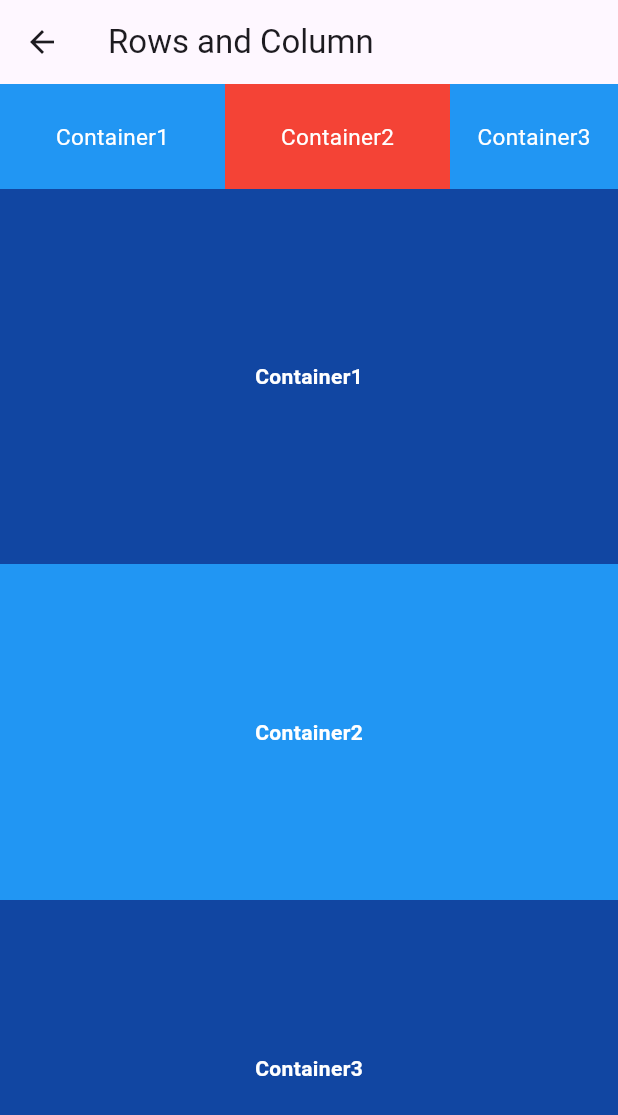
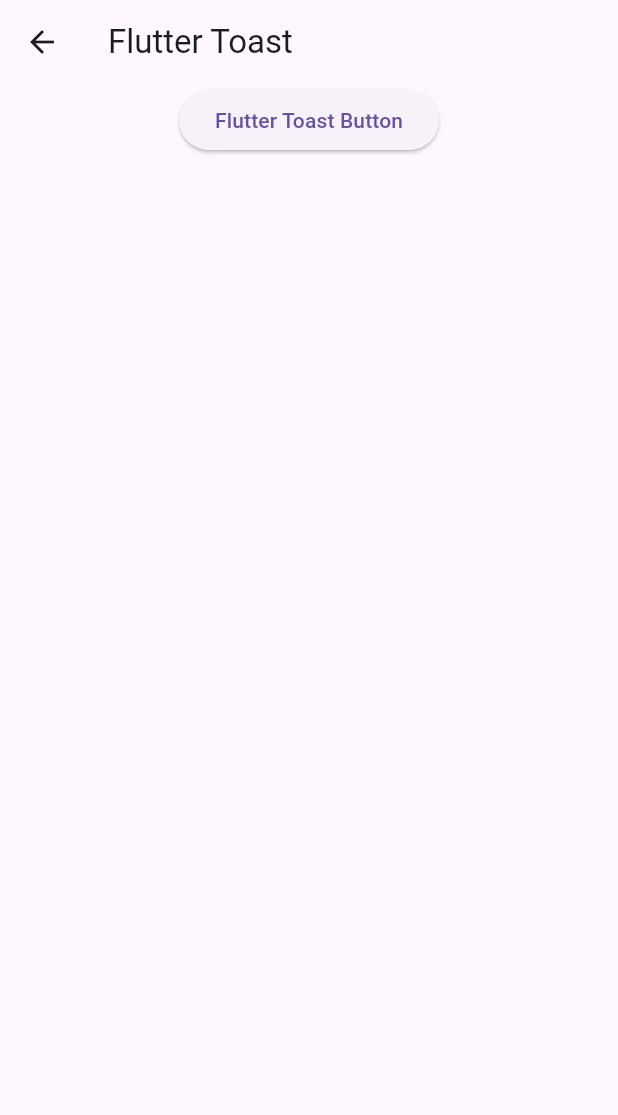
Before and after one commit to Roshan09876/Flutter_Sem5, a Flutter app: the screen it shows after launch, on a phone screen of 412 x 824 dp. Shown: the top 1115 px of the screen. Run offline on Flutter 3.47's test engine with Material 3 defaults, Android fonts, the phone set to English and light mode, and no system bars; our stand-ins replace fluttertoast.

Commit message:
flutter toast

```diff
--- a/lib/app/app.dart
+++ b/lib/app/app.dart
@@ -10,7 +10,7 @@ class App extends StatelessWidget {
     return MaterialApp(
       debugShowCheckedModeBanner: false,
       title: 'Flutter Course',
-      initialRoute: AppRoute.rowscolumnRoute,
+      initialRoute: AppRoute.fluttertasterRoute,
       routes: AppRoute.getApplicationRoute(),
     );
   }
--- a/lib/app/routes/app_route.dart
+++ b/lib/app/routes/app_route.dart
@@ -8,6 +8,7 @@ import 'package:secondapp/view/student_listview.dart';
 import 'package:secondapp/view/image_view.dart';
 import 'package:secondapp/view/output_view.dart';
 import 'package:secondapp/view/random_view.dart';
+import 'package:secondapp/view/tlutter_toaster.dart';
 
 class AppRoute {
   //private Constructor
@@ -23,6 +24,7 @@ class AppRoute {
   static const String displaystudentRoute = '/displaystudentRoute';
   static const String expandedflexibleRoute = '/expandedflexibleRoute';
   static const String rowscolumnRoute = '/rowscolumnRoute';
+  static const String fluttertasterRoute = '/fluttertasterRoute';
 
   static getApplicationRoute() {
     return {
@@ -35,7 +37,8 @@ class AppRoute {
       student_listview: (context) => const Student_ListView(),
       displaystudentRoute: (context) => const DisplayStudents(),
       expandedflexibleRoute: (context) => const ExpanedFlexible(),
-      rowscolumnRoute: (context) => const RowsColumn()
+      rowscolumnRoute: (context) => const RowsColumn(),
+      fluttertasterRoute: (context) => const FlutterToaster(),
     };
   }
 }
--- /dev/null
+++ b/lib/view/tlutter_toaster.dart
@@ -0,0 +1,27 @@
+import 'package:flutter/material.dart';
+import 'package:fluttertoast/fluttertoast.dart';
+
+class FlutterToaster extends StatelessWidget {
+  const FlutterToaster({super.key});
+
+  @override
+  Widget build(BuildContext context) {
+    return Scaffold(
+      appBar: AppBar(title: Text('Flutter Toast')),
+      body: Center(
+        child: Column(children: [
+          ElevatedButton(onPressed: (){
+            Fluttertoast.showToast(msg: 'Clicked',
+            toastLength: Toast.LENGTH_LONG,
+            gravity: ToastGravity.BOTTOM,
+            timeInSecForIosWeb: 1,
+            backgroundColor: Colors.red,
+            textColor: Colors.white,
+            fontSize: 15,
+            );
+          }, child: Text('Flutter Toast Button'))
+        ]),
+      ),
+    );
+  }
+}
--- a/pubspec.yaml
+++ b/pubspec.yaml
@@ -30,11 +30,13 @@ environment:
 dependencies:
   flutter:
     sdk: flutter
+  fluttertoast: ^8.2.4
 
 
   # The following adds the Cupertino Icons font to your application.
   # Use with the CupertinoIcons class for iOS style icons.
   cupertino_icons: ^1.0.2
+
 
 dev_dependencies:
   flutter_test:
```
Also changed, not shown: pubspec.lock, 9 other files.
